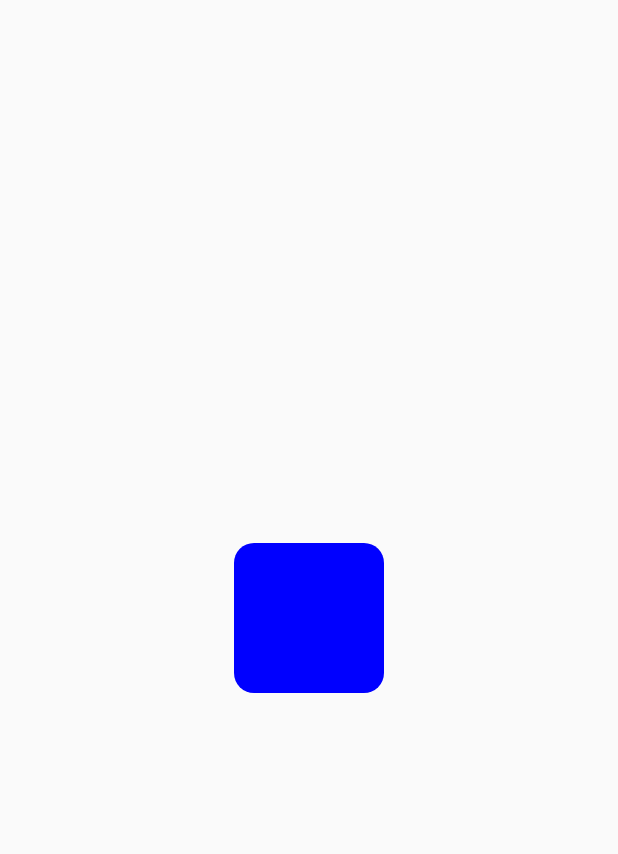
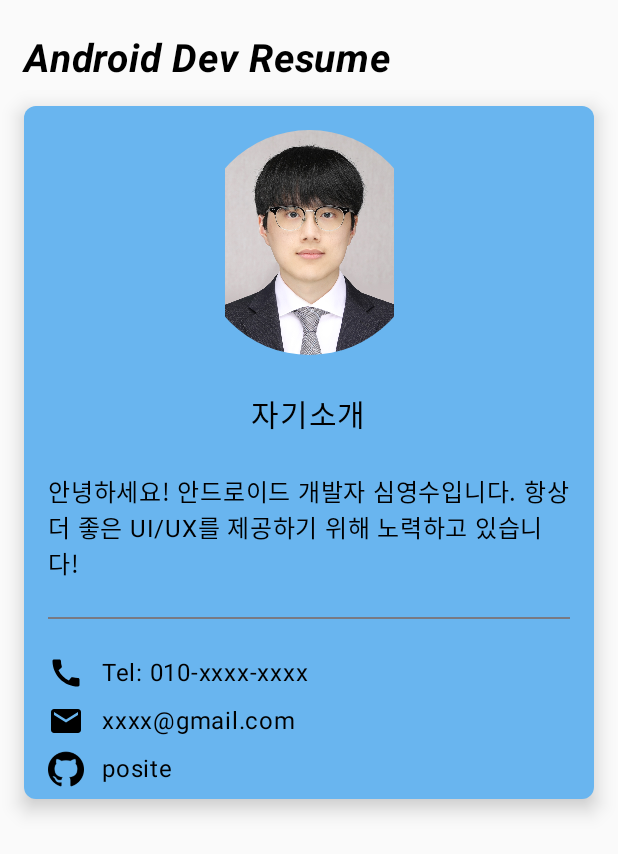
Before and after one commit to posite/Jetpack-Compose-exercise, an Android app built with Jetpack Compose: the screen it shows after launch (MainActivity before the commit, Ex1Activity after it), on a phone screen of 412 x 824 dp. Shown: the top 854 px of the screen. Run offline under Robolectric (Android 15) with nearby library versions, the phone set to English and light mode, and no system bars; our stand-ins replace Dagger/Hilt's generated code.

Commit message:
feat: 간단한 실습1
Column, Card를 이용해서 UI 그리기

```diff
--- a/app/src/main/AndroidManifest.xml
+++ b/app/src/main/AndroidManifest.xml
@@ -18,8 +18,15 @@
         tools:targetApi="34">
         <activity
             android:name=".presentation.layout.MainActivity"
+            android:exported="false"
+            android:label="@string/app_name"
+            android:screenOrientation="portrait"
+            android:theme="@style/Theme.Compose1"></activity>
+
+        <activity
+            android:name=".presentation.ex1.Ex1Activity"
+            android:screenOrientation="portrait"
             android:exported="true"
-            android:label="@string/app_name"
             android:theme="@style/Theme.Compose1">
             <intent-filter>
                 <action android:name="android.intent.action.MAIN" />
@@ -27,6 +34,7 @@
                 <category android:name="android.intent.category.LAUNCHER" />
             </intent-filter>
         </activity>
+
     </application>
 
 </manifest>
--- /dev/null
+++ b/app/src/main/java/com/posite/compose1/presentation/ex1/Ex1Activity.kt
@@ -0,0 +1,149 @@
+package com.posite.compose1.presentation.ex1
+
+import android.content.Intent
+import android.net.Uri
+import android.os.Bundle
+import androidx.activity.ComponentActivity
+import androidx.activity.compose.setContent
+import androidx.compose.foundation.Image
+import androidx.compose.foundation.clickable
+import androidx.compose.foundation.layout.Column
+import androidx.compose.foundation.layout.Row
+import androidx.compose.foundation.layout.Spacer
+import androidx.compose.foundation.layout.padding
+import androidx.compose.foundation.layout.size
+import androidx.compose.foundation.layout.wrapContentSize
+import androidx.compose.foundation.shape.CircleShape
+import androidx.compose.foundation.shape.RoundedCornerShape
+import androidx.compose.material.icons.Icons
+import androidx.compose.material.icons.filled.Call
+import androidx.compose.material.icons.filled.Email
+import androidx.compose.material3.Card
+import androidx.compose.material3.CardDefaults
+import androidx.compose.material3.Divider
+import androidx.compose.material3.Icon
+import androidx.compose.material3.Text
+import androidx.compose.runtime.Composable
+import androidx.compose.ui.Alignment
+import androidx.compose.ui.Modifier
+import androidx.compose.ui.draw.clip
+import androidx.compose.ui.graphics.Color
+import androidx.compose.ui.platform.LocalContext
+import androidx.compose.ui.res.painterResource
+import androidx.compose.ui.text.font.FontStyle
+import androidx.compose.ui.text.font.FontWeight
+import androidx.compose.ui.tooling.preview.Preview
+import androidx.compose.ui.unit.dp
+import androidx.compose.ui.unit.sp
+import com.posite.compose1.R
+import com.posite.compose1.ui.theme.Compose1Theme
+import dagger.hilt.android.AndroidEntryPoint
+
+@AndroidEntryPoint
+class Ex1Activity : ComponentActivity() {
+    override fun onCreate(savedInstanceState: Bundle?) {
+        super.onCreate(savedInstanceState)
+        setContent {
+            Compose1Theme {
+                DevResume()
+            }
+        }
+    }
+
+    @Composable
+    fun DevResume() {
+        val context = LocalContext.current
+        Column(
+            modifier = Modifier
+                .wrapContentSize()
+                .padding(horizontal = 16.dp, vertical = 24.dp)
+        ) {
+            Text(
+                text = "Android Dev Resume",
+                fontSize = 26.sp,
+                fontStyle = FontStyle.Italic,
+                fontWeight = FontWeight.Bold
+            )
+            Spacer(modifier = Modifier.padding(8.dp))
+            Card(
+                modifier = Modifier.wrapContentSize(),
+                shape = RoundedCornerShape(8.dp),
+                elevation = CardDefaults.cardElevation(8.dp),
+                colors = CardDefaults.cardColors(containerColor = Color(getColor(R.color.light_blue)))
+            ) {
+                Column(
+                    modifier = Modifier
+                        .wrapContentSize()
+                        .padding(horizontal = 16.dp)
+                ) {
+                    Spacer(modifier = Modifier.padding(8.dp))
+                    Image(
+                        painter = painterResource(id = R.drawable.photo),
+                        contentDescription = "이력서 사진",
+                        alignment = Alignment.Center,
+                        modifier = Modifier
+                            .size(150.dp)
+                            .clip(CircleShape)
+                            .align(Alignment.CenterHorizontally)
+                    )
+                    Spacer(modifier = Modifier.padding(12.dp))
+                    Text(
+                        modifier = Modifier.align(Alignment.CenterHorizontally), text = "자기소개",
+                        fontSize = 20.sp
+                    )
+                    Spacer(modifier = Modifier.padding(12.dp))
+                    Text(
+                        fontSize = 16.sp,
+                        text = "안녕하세요! 안드로이드 개발자 심영수입니다. 항상 더 좋은 UI/UX를 제공하기 위해 노력하고 있습니다!"
+                    )
+                    Spacer(modifier = Modifier.padding(12.dp))
+                    Divider()
+                    Spacer(modifier = Modifier.padding(12.dp))
+                    Row(modifier = Modifier.clickable {
+                        val intent = Intent(Intent.ACTION_DIAL, Uri.parse("tel:010-xxxx-xxxx"))
+                        context.startActivity(intent)
+                    }) {
+                        Icon(Icons.Default.Call, contentDescription = "전화 아이콘")
+                        Spacer(modifier = Modifier.padding(6.dp))
+                        Text(text = "Tel: 010-xxxx-xxxx ")
+                    }
+                    Spacer(modifier = Modifier.padding(4.dp))
+                    Row(modifier = Modifier.clickable {
+                        val intent =
+                            Intent(Intent.ACTION_SENDTO, Uri.parse("mailto:xxxx@gmail.com"))
+                        context.startActivity(intent)
+                    }) {
+                        Icon(Icons.Default.Email, contentDescription = "이메일 아이콘")
+                        Spacer(modifier = Modifier.padding(6.dp))
+                        Text(text = "xxxx@gmail.com ")
+                    }
+                    Spacer(modifier = Modifier.padding(4.dp))
+                    Row(modifier = Modifier.clickable {
+                        val intent =
+                            Intent(Intent.ACTION_VIEW, Uri.parse("https://github.com/posite"))
+                        context.startActivity(intent)
+                    }) {
+                        Icon(
+                            painterResource(id = R.drawable.github_64),
+                            contentDescription = "github 아이콘",
+                            modifier = Modifier.size(24.dp)
+                        )
+                        Spacer(modifier = Modifier.padding(6.dp))
+                        Text(text = "posite")
+                    }
+                    Spacer(modifier = Modifier.padding(4.dp))
+
+                }
+            }
+        }
+    }
+
+
+    @Preview(showBackground = true)
+    @Composable
+    fun GreetingPreview() {
+        Compose1Theme {
+            DevResume()
+        }
+    }
+}
--- a/app/src/main/java/com/posite/compose1/presentation/layout/MainActivity.kt
+++ b/app/src/main/java/com/posite/compose1/presentation/layout/MainActivity.kt
@@ -71,7 +71,6 @@ import androidx.compose.runtime.rememberCoroutineScope
 import androidx.compose.ui.Alignment
 import androidx.compose.ui.Modifier
 import androidx.compose.ui.geometry.CornerRadius
-import androidx.compose.ui.geometry.Size
 import androidx.compose.ui.graphics.Color
 import androidx.compose.ui.graphics.Shape
 import androidx.compose.ui.platform.LocalContext
@@ -824,7 +823,9 @@ class MainActivity : ComponentActivity() {
     @Composable
     fun CanvasEx() {
         Box(modifier = Modifier.fillMaxSize()) {
-            Canvas(modifier = Modifier.size(100.dp).align(Alignment.Center)) {
+            Canvas(modifier = Modifier
+                .size(100.dp)
+                .align(Alignment.Center)) {
                 drawRoundRect(color = Color.Blue, cornerRadius = CornerRadius(20f, 20f))
             }
         }
--- a/app/src/main/res/values/colors.xml
+++ b/app/src/main/res/values/colors.xml
@@ -7,4 +7,5 @@
     <color name="teal_700">#FF018786</color>
     <color name="black">#FF000000</color>
     <color name="white">#FFFFFFFF</color>
+    <color name="light_blue">#69b5ef</color>
 </resources>
```
Also changed, not shown: app/src/main/res/drawable/github.png (added), app/src/main/res/drawable/github_64.png (added), app/src/main/res/drawable/photo.jpg (added).
